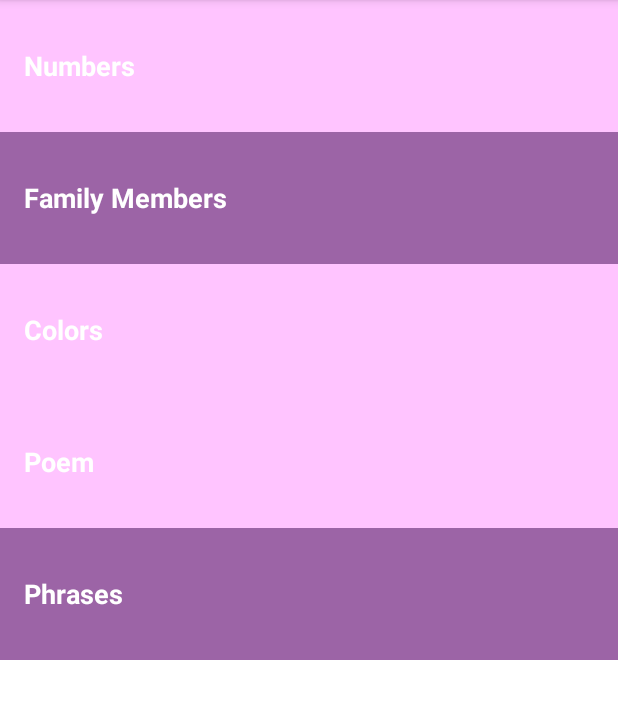
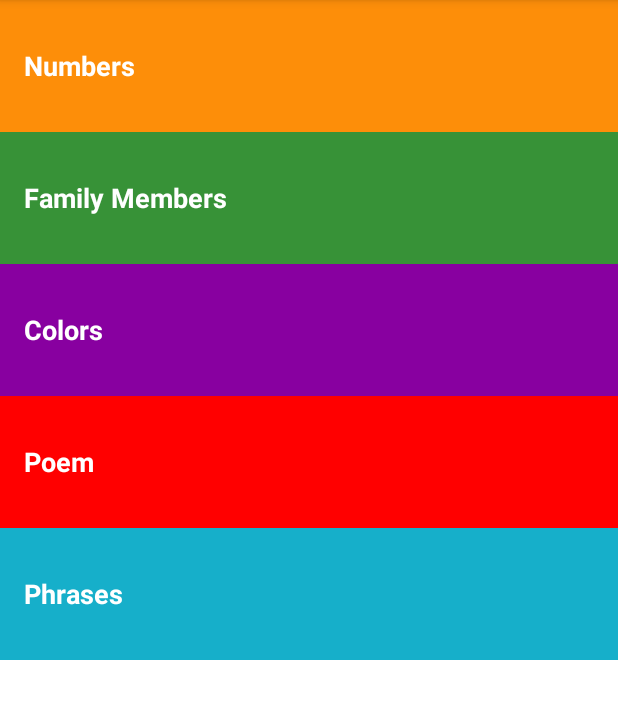
Before and after one commit to madhank93/TamilAndroidApp, an Android app: the screen it shows after launch (MainActivity), on a phone screen of 412 x 824 dp, the part 84-803 px from its top. Run offline under Robolectric (Android 15) with nearby library versions, the light colour scheme and no system bars.

Commit message:
Color changes

```diff
--- a/app/src/main/res/values/colors.xml
+++ b/app/src/main/res/values/colors.xml
@@ -10,19 +10,19 @@
     <color name="tan_background">#ffffff</color>
 
     <!-- Background color for the numbers category -->
-    <color name="category_numbers">#ffc4ff</color>
+    <color name="category_numbers">#FD8E09</color>
 
     <!-- Background color for the family members category -->
-    <color name="category_family">#9c64a6</color>
+    <color name="category_family">#379237</color>
 
     <!-- Background color for the colors category -->
-    <color name="category_colors">#ffc4ff</color>
+    <color name="category_colors">#8800A0</color>
 
     <!-- Background color for the phrases category -->
-    <color name="category_phrases">#9c64a6</color>
+    <color name="category_phrases">#16AFCA</color>
 
     <!-- Background color for the phrases category -->
-    <color name="category_poem">#ffc4ff</color>
+    <color name="category_poem">#ff0000</color>
 
     <color name="text_color">#000000</color>
 
```
